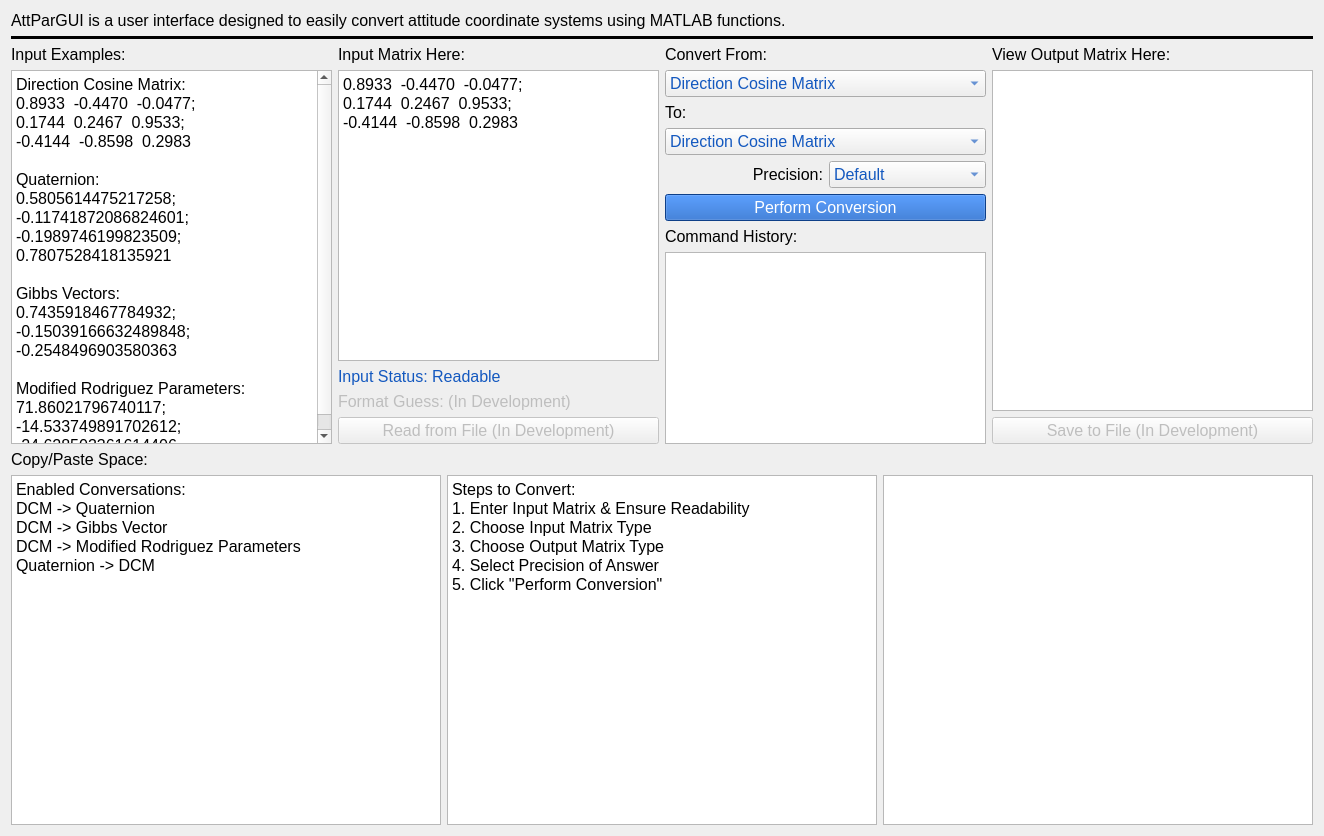
Before: the Qt Designer form Attitude/AttPar/Python_AttPar/attpar_ui.ui in Kheirlb/460_Project_Code, drawn with Qt 5.
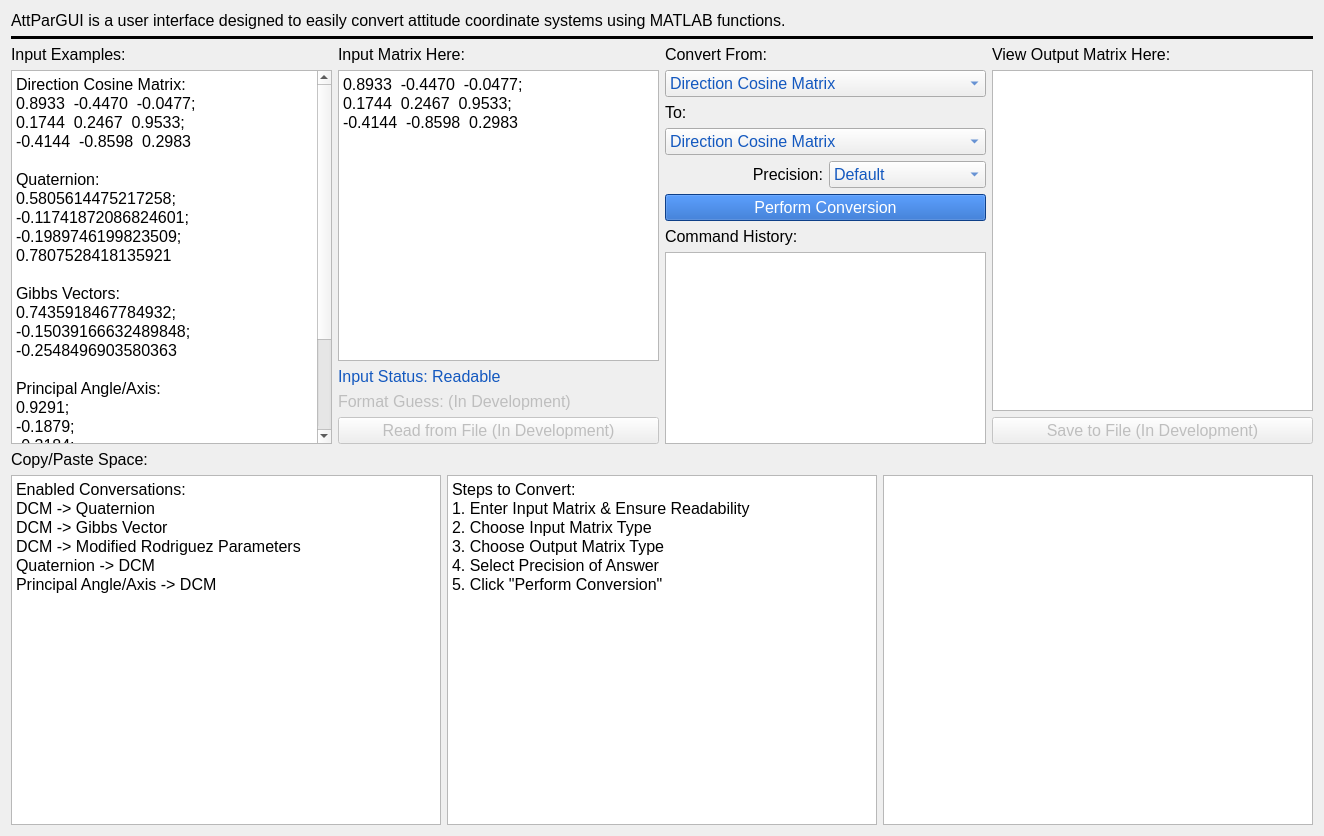
After: the same form once the commit is applied.

Commit message:
paa2dcm now works
small adjustment to input matrix

Patch:
```diff
--- a/Attitude/AttPar/Python_AttPar/attpar_ui.ui
+++ b/Attitude/AttPar/Python_AttPar/attpar_ui.ui
@@ -83,6 +83,12 @@
 &lt;p style=&quot; margin-top:0px; margin-bottom:0px; margin-left:0px; margin-right:0px; -qt-block-indent:0; text-indent:0px;&quot;&gt;-0.15039166632489848;&lt;/p&gt;
 &lt;p style=&quot; margin-top:0px; margin-bottom:0px; margin-left:0px; margin-right:0px; -qt-block-indent:0; text-indent:0px;&quot;&gt;-0.2548496903580363&lt;/p&gt;
 &lt;p style=&quot;-qt-paragraph-type:empty; margin-top:0px; margin-bottom:0px; margin-left:0px; margin-right:0px; -qt-block-indent:0; text-indent:0px;&quot;&gt;&lt;br /&gt;&lt;/p&gt;
+&lt;p style=&quot; margin-top:0px; margin-bottom:0px; margin-left:0px; margin-right:0px; -qt-block-indent:0; text-indent:0px;&quot;&gt;Principal Angle/Axis:&lt;/p&gt;
+&lt;p style=&quot; margin-top:0px; margin-bottom:0px; margin-left:0px; margin-right:0px; -qt-block-indent:0; text-indent:0px;&quot;&gt;0.9291; &lt;/p&gt;
+&lt;p style=&quot; margin-top:0px; margin-bottom:0px; margin-left:0px; margin-right:0px; -qt-block-indent:0; text-indent:0px;&quot;&gt;-0.1879;&lt;/p&gt;
+&lt;p style=&quot; margin-top:0px; margin-bottom:0px; margin-left:0px; margin-right:0px; -qt-block-indent:0; text-indent:0px;&quot;&gt;-0.3184;&lt;/p&gt;
+&lt;p style=&quot; margin-top:0px; margin-bottom:0px; margin-left:0px; margin-right:0px; -qt-block-indent:0; text-indent:0px;&quot;&gt;77.3409&lt;/p&gt;
+&lt;p style=&quot;-qt-paragraph-type:empty; margin-top:0px; margin-bottom:0px; margin-left:0px; margin-right:0px; -qt-block-indent:0; text-indent:0px;&quot;&gt;&lt;br /&gt;&lt;/p&gt;
 &lt;p style=&quot; margin-top:0px; margin-bottom:0px; margin-left:0px; margin-right:0px; -qt-block-indent:0; text-indent:0px;&quot;&gt;Modified Rodriguez Parameters: &lt;/p&gt;
 &lt;p style=&quot; margin-top:0px; margin-bottom:0px; margin-left:0px; margin-right:0px; -qt-block-indent:0; text-indent:0px;&quot;&gt;71.86021796740117;&lt;/p&gt;
 &lt;p style=&quot; margin-top:0px; margin-bottom:0px; margin-left:0px; margin-right:0px; -qt-block-indent:0; text-indent:0px;&quot;&gt;-14.533749891702612;&lt;/p&gt;
@@ -488,7 +494,8 @@
 &lt;p style=&quot; margin-top:0px; margin-bottom:0px; margin-left:0px; margin-right:0px; -qt-block-indent:0; text-indent:0px;&quot;&gt;DCM -&amp;gt; Quaternion&lt;/p&gt;
 &lt;p style=&quot; margin-top:0px; margin-bottom:0px; margin-left:0px; margin-right:0px; -qt-block-indent:0; text-indent:0px;&quot;&gt;DCM -&amp;gt; Gibbs Vector&lt;/p&gt;
 &lt;p style=&quot; margin-top:0px; margin-bottom:0px; margin-left:0px; margin-right:0px; -qt-block-indent:0; text-indent:0px;&quot;&gt;DCM -&amp;gt; Modified Rodriguez Parameters&lt;/p&gt;
-&lt;p style=&quot; margin-top:0px; margin-bottom:0px; margin-left:0px; margin-right:0px; -qt-block-indent:0; text-indent:0px;&quot;&gt;Quaternion -&amp;gt; DCM&lt;/p&gt;&lt;/body&gt;&lt;/html&gt;</string>
+&lt;p style=&quot; margin-top:0px; margin-bottom:0px; margin-left:0px; margin-right:0px; -qt-block-indent:0; text-indent:0px;&quot;&gt;Quaternion -&amp;gt; DCM&lt;/p&gt;
+&lt;p style=&quot; margin-top:0px; margin-bottom:0px; margin-left:0px; margin-right:0px; -qt-block-indent:0; text-indent:0px;&quot;&gt;Principal Angle/Axis -&amp;gt; DCM&lt;/p&gt;&lt;/body&gt;&lt;/html&gt;</string>
         </property>
        </widget>
       </item>
```
The commit also changes 1 other file.
